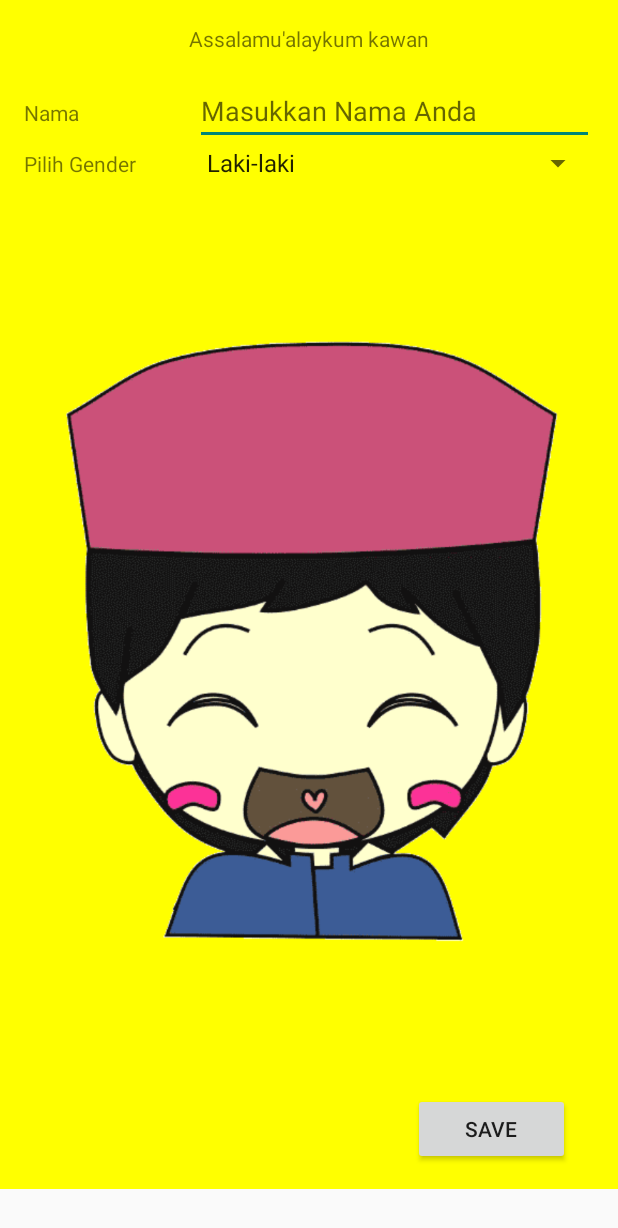
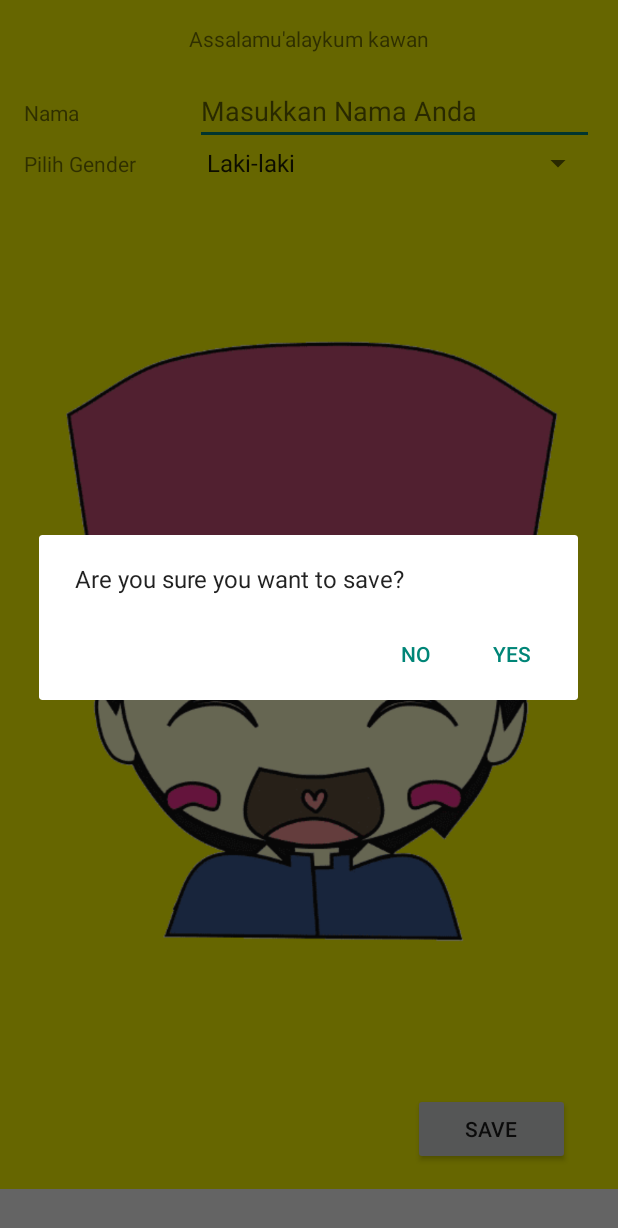
Before and after one commit to ibrahimker/IbadahYuk, an Android app: the screen it shows after launch (UserSettingActivity), after a tap on "SAVE", on a phone screen of 412 x 824 dp. Shown: the top 1228 px of the screen. Run offline under Robolectric (Android 15) with nearby library versions, the light colour scheme and no system bars.

Commit message:
Hapus Reminder Activity Tambah AlertDialog di UserSettingActivity

```diff
--- a/app/src/main/java/com/tangankanan/ibadahyuk/UserSettingActivity.java
+++ b/app/src/main/java/com/tangankanan/ibadahyuk/UserSettingActivity.java
@@ -1,6 +1,8 @@
 package com.tangankanan.ibadahyuk;
 
 import android.app.Activity;
+import android.app.AlertDialog;
+import android.content.DialogInterface;
 import android.content.Intent;
 import android.os.Bundle;
 import android.view.View;
@@ -39,9 +41,26 @@ public class UserSettingActivity extends Activity{
     }
 
     public void saveButton(View v){
-        Intent i=new Intent(getBaseContext(),SplashScreenActivity.class);
-        startActivity(i);
-        //Remove activity
-        finish();
+        AlertDialog.Builder saveConfirmationBuilder = new AlertDialog.Builder(this);
+        saveConfirmationBuilder.setMessage("Are you sure you want to save?");
+        saveConfirmationBuilder.setCancelable(true);
+        saveConfirmationBuilder.setPositiveButton("Yes",
+                new DialogInterface.OnClickListener() {
+                    public void onClick(DialogInterface dialog, int id) {
+                        Intent i = new Intent(getBaseContext(), SplashScreenActivity.class);
+                        startActivity(i);
+                        //Remove activity
+                        finish();
+                    }
+                });
+        saveConfirmationBuilder.setNegativeButton("No",
+                new DialogInterface.OnClickListener() {
+                    public void onClick(DialogInterface dialog, int id) {
+                        dialog.cancel();
+                    }
+                });
+
+        AlertDialog alert11 = saveConfirmationBuilder.create();
+        alert11.show();
     }
 }
```
Also changed, not shown: app/src/main/java/com/tangankanan/ibadahyuk/ReminderActivity.java (deleted, +0 -39 lines), app/src/main/res/layout/activity_reminder.xml (deleted, +0 -12 lines), app/src/main/ic_drawer-web.png (added), app/src/main/res/drawable-hdpi/ic_drawer.png (added), app/src/main/res/drawable-mdpi/ic_drawer.png (added), app/src/main/res/drawable-xhdpi/ic_drawer.png (added), app/src/main/res/drawable-xxhdpi/ic_drawer.png (added).
